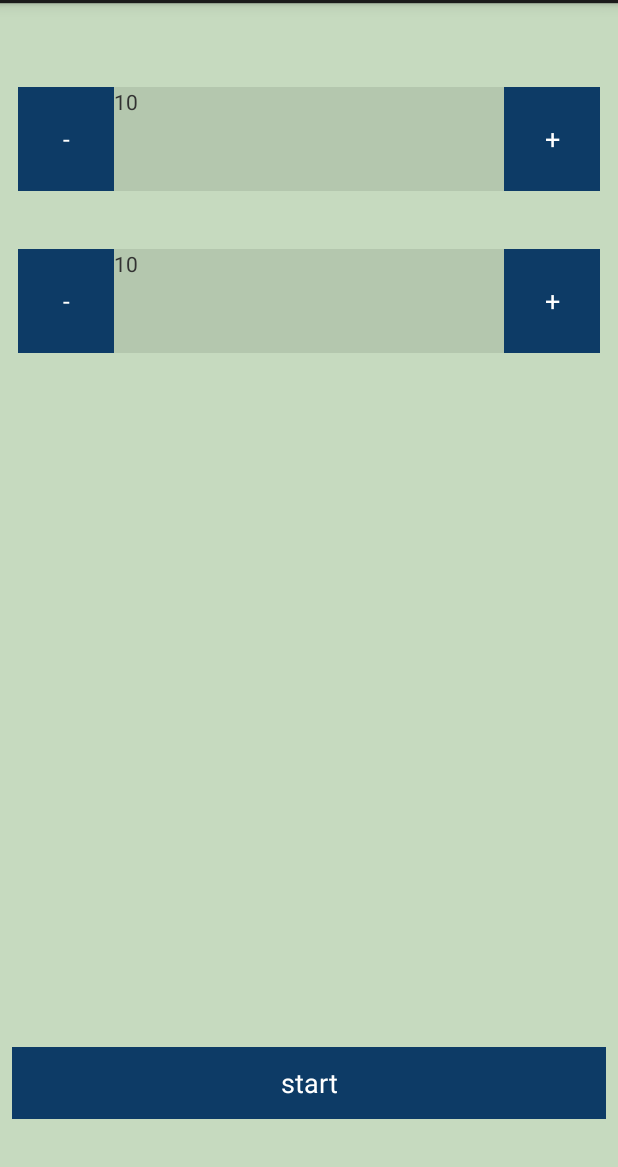
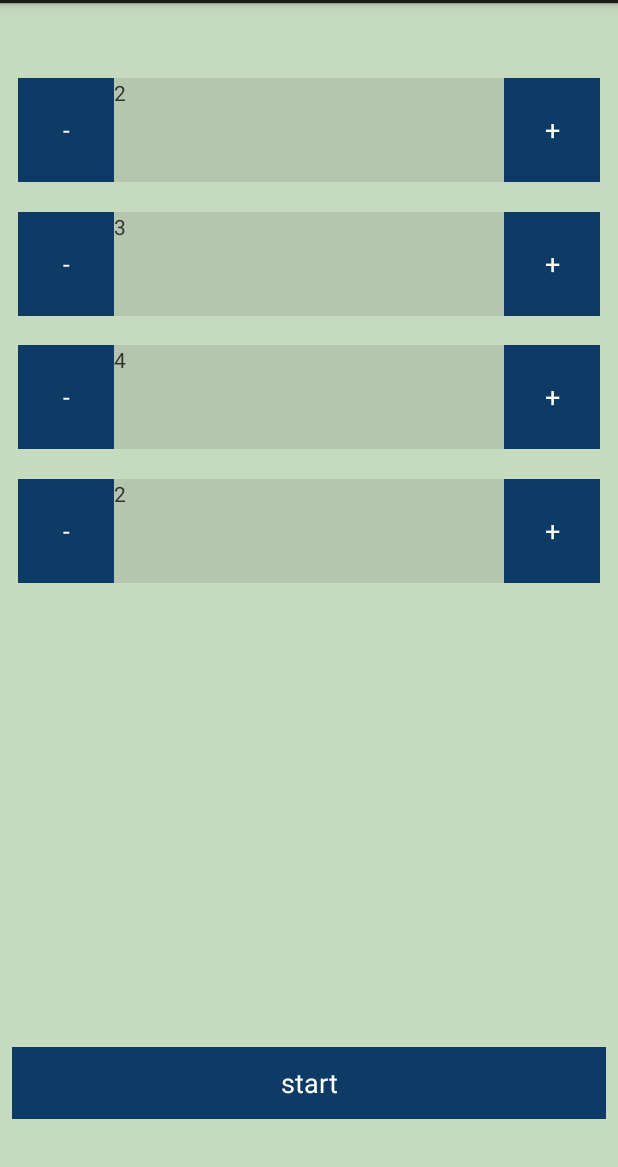
Before and after one commit to liquidwhale/SovietTimer, an Android app: the screen it shows after launch (MainActivity), on a phone screen of 412 x 824 dp, the part 69-1236 px from its top. Run offline under Robolectric (Android 15) with nearby library versions, the phone set to English and light mode, and no system bars.

Commit message:
add prepare period and cycles buttons

```diff
--- a/app/src/main/java/cloud/akadem/soviettimer/MainActivity.java
+++ b/app/src/main/java/cloud/akadem/soviettimer/MainActivity.java
@@ -8,9 +8,11 @@ import android.widget.Button;
 import android.widget.TextView;
 
 public class MainActivity extends Activity {
-    private int intervals[] = {10,10};
+    private int intervals[] = {2,3, 4, 2};
     private TextView textView1;
     private TextView textView2;
+    private TextView textView3;
+    private TextView textView4;
 
     @Override
     protected void onCreate(Bundle savedInstanceState) {
@@ -25,8 +27,18 @@ public class MainActivity extends Activity {
         Button plusButton2 = (Button) findViewById(R.id.plusButton2);
         textView2 =  (TextView) findViewById(R.id.textView2);
 
+        Button minusButton3 = (Button) findViewById(R.id.minusButton3);
+        Button plusButton3 = (Button) findViewById(R.id.plusButton3);
+        textView3 =  (TextView) findViewById(R.id.textView3);
+
+        Button minusButton4 = (Button) findViewById(R.id.minusButton4);
+        Button plusButton4 = (Button) findViewById(R.id.plusButton4);
+        textView4 =  (TextView) findViewById(R.id.textView4);
+
         updateTimePeriodTextView(textView1, intervals[0]);
         updateTimePeriodTextView(textView2, intervals[1]);
+        updateTimePeriodTextView(textView3, intervals[2]);
+        updateTimePeriodTextView(textView4, intervals[3]);
 
         minusButton1.setOnClickListener(new View.OnClickListener() {
             public void onClick (View v1){
@@ -49,6 +61,30 @@ public class MainActivity extends Activity {
         plusButton2.setOnClickListener(new View.OnClickListener() {
             public void onClick (View v1){
                 intervals[1] = increaseTimePeriod(textView2, intervals[1]);
+            }
+        });
+
+        minusButton3.setOnClickListener(new View.OnClickListener() {
+            public void onClick (View v1){
+                intervals[2] = decreaseTimePeriod(textView3, intervals[2]);
+            }
+        });
+
+        plusButton3.setOnClickListener(new View.OnClickListener() {
+            public void onClick (View v1){
+                intervals[2] = increaseTimePeriod(textView3, intervals[2]);
+            }
+        });
+
+        minusButton4.setOnClickListener(new View.OnClickListener() {
+            public void onClick (View v1){
+                intervals[3] = decreaseTimePeriod(textView4, intervals[3]);
+            }
+        });
+
+        plusButton4.setOnClickListener(new View.OnClickListener() {
+            public void onClick (View v1){
+                intervals[3] = increaseTimePeriod(textView4, intervals[3]);
             }
         });
     }
--- a/app/src/main/java/cloud/akadem/soviettimer/TimerActivity.java
+++ b/app/src/main/java/cloud/akadem/soviettimer/TimerActivity.java
@@ -13,6 +13,7 @@ public class TimerActivity extends Activity {
     int timePeriods[];
     int periodCount = 0;
     int maxPeriodCount = 0;
+    int cycles = 0;
 
     @Override
     protected void onCreate(Bundle savedInstanceState) {
@@ -30,7 +31,6 @@ public class TimerActivity extends Activity {
     @Override
     protected void onStart() {
         super.onStart();
-
         handlePeriod(timePeriods[periodCount]);
     }
 
@@ -48,7 +48,11 @@ public class TimerActivity extends Activity {
                 public void onFinish() {
                     countDownTextView.setText("Done");
                     periodCount++;
-                    if (periodCount < maxPeriodCount) {
+                    if (cycles < maxPeriodCount - 3 && periodCount == maxPeriodCount - 1) {
+                        cycles++;
+                        periodCount = 1;
+                    }
+                    if (periodCount < maxPeriodCount - 1 && periodCount > 0) {
                         handlePeriod(timePeriods[periodCount]);
                     }
                 }
--- a/app/src/main/res/layout/activity_main.xml
+++ b/app/src/main/res/layout/activity_main.xml
@@ -14,7 +14,7 @@
         android:layout_height="69dp"
         android:layout_marginEnd="12dp"
         android:layout_marginStart="12dp"
-        android:layout_marginTop="56dp"
+        android:layout_marginTop="50dp"
         android:orientation="horizontal"
         app:layout_constraintLeft_toLeftOf="parent"
         app:layout_constraintRight_toRightOf="parent"
@@ -63,7 +63,7 @@
         android:layout_height="69dp"
         android:layout_marginEnd="12dp"
         android:layout_marginStart="12dp"
-        android:layout_marginTop="164dp"
+        android:layout_marginTop="139dp"
         android:orientation="horizontal"
         app:layout_constraintLeft_toLeftOf="parent"
         app:layout_constraintRight_toRightOf="parent"
@@ -107,6 +107,104 @@
 
     </LinearLayout>
 
+    <LinearLayout
+        android:layout_width="0dp"
+        android:layout_height="69dp"
+        android:layout_marginEnd="12dp"
+        android:layout_marginStart="12dp"
+        android:layout_marginTop="228dp"
+        android:orientation="horizontal"
+        app:layout_constraintLeft_toLeftOf="parent"
+        app:layout_constraintRight_toRightOf="parent"
+        app:layout_constraintTop_toTopOf="parent"
+        tools:layout_constraintLeft_creator="1"
+        tools:layout_constraintRight_creator="1"
+        tools:layout_constraintTop_creator="1">
+
+        <Button
+            android:id="@+id/minusButton3"
+            style="@android:style/DeviceDefault.Light.ButtonBar"
+            android:layout_width="wrap_content"
+            android:layout_height="match_parent"
+            android:background="#0d3b66"
+            android:onClick="decreaseTimePeriod"
+            android:text="-"
+            android:textColor="@android:color/white"
+            tools:layout_editor_absoluteX="305dp"
+            tools:layout_editor_absoluteY="25dp" />
+
+        <TextView
+            android:id="@+id/textView3"
+            android:layout_width="0dp"
+            android:layout_height="match_parent"
+            android:layout_weight="0.7"
+            android:background="#b4c7ae"
+            tools:layout_editor_absoluteX="93dp"
+            tools:layout_editor_absoluteY="25dp" />
+
+        <Button
+            android:id="@+id/plusButton3"
+            android:layout_width="wrap_content"
+            android:layout_height="match_parent"
+            android:background="#0d3b66"
+            android:onClick="increaseTimePeriod"
+            android:text="+"
+            android:textColor="@android:color/white"
+            tools:layout_editor_absoluteX="305dp"
+            tools:layout_editor_absoluteY="25dp" />
+
+
+    </LinearLayout>
+
+    <LinearLayout
+        android:layout_width="0dp"
+        android:layout_height="69dp"
+        android:layout_marginEnd="12dp"
+        android:layout_marginStart="12dp"
+        android:layout_marginTop="317dp"
+        android:orientation="horizontal"
+        app:layout_constraintLeft_toLeftOf="parent"
+        app:layout_constraintRight_toRightOf="parent"
+        app:layout_constraintTop_toTopOf="parent"
+        tools:layout_constraintLeft_creator="1"
+        tools:layout_constraintRight_creator="1"
+        tools:layout_constraintTop_creator="1">
+
+        <Button
+            android:id="@+id/minusButton4"
+            style="@android:style/DeviceDefault.Light.ButtonBar"
+            android:layout_width="wrap_content"
+            android:layout_height="match_parent"
+            android:background="#0d3b66"
+            android:onClick="decreaseTimePeriod"
+            android:text="-"
+            android:textColor="@android:color/white"
+            tools:layout_editor_absoluteX="305dp"
+            tools:layout_editor_absoluteY="25dp" />
+
+        <TextView
+            android:id="@+id/textView4"
+            android:layout_width="0dp"
+            android:layout_height="match_parent"
+            android:layout_weight="0.7"
+            android:background="#b4c7ae"
+            tools:layout_editor_absoluteX="93dp"
+            tools:layout_editor_absoluteY="25dp" />
+
+        <Button
+            android:id="@+id/plusButton4"
+            android:layout_width="wrap_content"
+            android:layout_height="match_parent"
+            android:background="#0d3b66"
+            android:onClick="increaseTimePeriod"
+            android:text="+"
+            android:textColor="@android:color/white"
+            tools:layout_editor_absoluteX="305dp"
+            tools:layout_editor_absoluteY="25dp" />
+
+
+    </LinearLayout>
+
     <Button
         android:text="start"
         android:layout_width="0dp"
```
